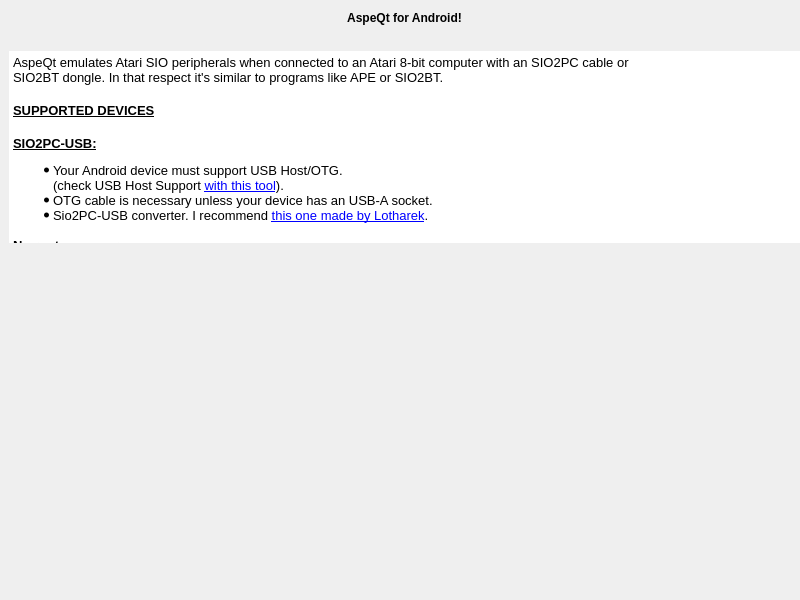
Old version of the form aboutdialog.ui in the repository greblus/aspeqt.
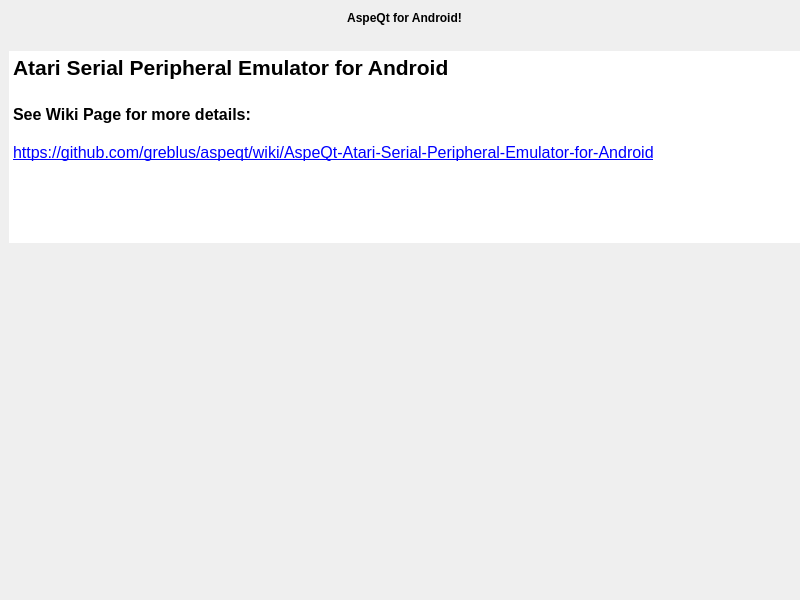
New version of the form.

Commit message: Options, cassettedialog and xex autoboot layouts should resize on rotate now.

The edit to the form file:
```diff
--- a/aboutdialog.ui
+++ b/aboutdialog.ui
@@ -148,36 +148,12 @@
       <string>&lt;!DOCTYPE HTML PUBLIC &quot;-//W3C//DTD HTML 4.0//EN&quot; &quot;http://www.w3.org/TR/REC-html40/strict.dtd&quot;&gt;
 &lt;html&gt;&lt;head&gt;&lt;meta name=&quot;qrichtext&quot; content=&quot;1&quot; /&gt;&lt;style type=&quot;text/css&quot;&gt;
 p, li { white-space: pre-wrap; }
-&lt;/style&gt;&lt;/head&gt;&lt;body style=&quot; font-family:'MS Shell Dlg 2'; font-size:8.25pt; font-weight:400; font-style:normal;&quot;&gt;
-&lt;p style=&quot; margin-top:18px; margin-bottom:12px; margin-left:0px; margin-right:0px; -qt-block-indent:0; text-indent:0px;&quot;&gt;&lt;span style=&quot; font-size:10pt;&quot;&gt;AspeQt emulates Atari SIO peripherals when connected to an Atari 8-bit computer with an SIO2PC cable or&lt;br /&gt;SIO2BT dongle. In that respect it's similar to programs like APE or SIO2BT. &lt;/span&gt;&lt;/p&gt;
-&lt;p style=&quot; margin-top:18px; margin-bottom:12px; margin-left:0px; margin-right:0px; -qt-block-indent:0; text-indent:0px;&quot;&gt;&lt;span style=&quot; font-size:10pt; font-weight:600; text-decoration: underline;&quot;&gt;SUPPORTED DEVICES&lt;/span&gt;&lt;/p&gt;
-&lt;p style=&quot; margin-top:18px; margin-bottom:12px; margin-left:0px; margin-right:0px; -qt-block-indent:0; text-indent:0px;&quot;&gt;&lt;span style=&quot; font-size:10pt; font-weight:600; text-decoration: underline;&quot;&gt;SIO2PC-USB:&lt;/span&gt;&lt;/p&gt;
-&lt;ul style=&quot;margin-top: 0px; margin-bottom: 0px; margin-left: 0px; margin-right: 0px; -qt-list-indent: 1;&quot;&gt;&lt;li style=&quot; font-size:10pt;&quot; style=&quot; margin-top:0px; margin-bottom:0px; margin-left:0px; margin-right:0px; -qt-block-indent:0; text-indent:0px;&quot;&gt;Your Android device must support USB Host/OTG.&lt;br /&gt;(check USB Host Support &lt;a href=&quot;https://play.google.com/store/apps/details?id=eu.chainfire.usbhostdiagnostics&quot;&gt;&lt;span style=&quot; text-decoration: underline; color:#0000ff;&quot;&gt;with this tool&lt;/span&gt;&lt;/a&gt;).&lt;/li&gt;&lt;/ul&gt;
-&lt;ul style=&quot;margin-top: 0px; margin-bottom: 0px; margin-left: 0px; margin-right: 0px; -qt-list-indent: 1;&quot;&gt;&lt;li style=&quot; font-size:10pt;&quot; style=&quot; margin-top:0px; margin-bottom:0px; margin-left:0px; margin-right:0px; -qt-block-indent:0; text-indent:0px;&quot;&gt;OTG cable is necessary unless your device has an USB-A socket.&lt;/li&gt;&lt;/ul&gt;
-&lt;ul style=&quot;margin-top: 0px; margin-bottom: 0px; margin-left: 0px; margin-right: 0px; -qt-list-indent: 1;&quot;&gt;&lt;li style=&quot; font-size:10pt;&quot; style=&quot; margin-top:0px; margin-bottom:0px; margin-left:0px; margin-right:0px; -qt-block-indent:0; text-indent:0px;&quot;&gt;Sio2PC-USB converter. I recommend &lt;a href=&quot;http://lotharek.pl/product.php?pid=98&quot;&gt;&lt;span style=&quot; text-decoration: underline; color:#0000ff;&quot;&gt;this one made by Lotharek&lt;/span&gt;&lt;/a&gt;. &lt;br /&gt;&lt;/li&gt;&lt;/ul&gt;
-&lt;p style=&quot; margin-top:0px; margin-bottom:0px; margin-left:0px; margin-right:0px; -qt-block-indent:0; text-indent:0px;&quot;&gt;&lt;span style=&quot; font-size:10pt; font-weight:600;&quot;&gt;No root necessary&lt;/span&gt;&lt;span style=&quot; font-size:10pt;&quot;&gt; &lt;/span&gt;&lt;/p&gt;
-&lt;p style=&quot; margin-top:0px; margin-bottom:0px; margin-left:0px; margin-right:0px; -qt-block-indent:0; text-indent:0px;&quot;&gt;&lt;span style=&quot; font-size:10pt; font-weight:600;&quot;&gt;No drivers necessary&lt;/span&gt;&lt;/p&gt;
-&lt;p style=&quot; margin-top:0px; margin-bottom:0px; margin-left:0px; margin-right:0px; -qt-block-indent:0; text-indent:0px;&quot;&gt;&lt;span style=&quot; font-size:10pt; font-weight:600;&quot;&gt;usb-serial-for-android java driver is in the package&lt;/span&gt;&lt;/p&gt;
-&lt;p style=&quot;-qt-paragraph-type:empty; margin-top:0px; margin-bottom:0px; margin-left:0px; margin-right:0px; -qt-block-indent:1; text-indent:0px; font-size:10pt;&quot;&gt;&lt;br /&gt;&lt;/p&gt;
-&lt;p style=&quot; margin-top:0px; margin-bottom:0px; margin-left:0px; margin-right:0px; -qt-block-indent:0; text-indent:0px;&quot;&gt;&lt;span style=&quot; font-size:10pt; font-weight:600; text-decoration: underline;&quot;&gt;SIO2BT:&lt;/span&gt;&lt;/p&gt;
-&lt;p style=&quot;-qt-paragraph-type:empty; margin-top:0px; margin-bottom:0px; margin-left:0px; margin-right:0px; -qt-block-indent:0; text-indent:0px; font-size:10pt; font-weight:600; text-decoration: underline;&quot;&gt;&lt;br /&gt;&lt;/p&gt;
-&lt;ul style=&quot;margin-top: 0px; margin-bottom: 0px; margin-left: 0px; margin-right: 0px; -qt-list-indent: 1;&quot;&gt;&lt;li style=&quot; font-size:10pt;&quot; style=&quot; margin-top:0px; margin-bottom:0px; margin-left:0px; margin-right:0px; -qt-block-indent:0; text-indent:0px;&quot;&gt;My favourite SIO2BT devices are available from &lt;a href=&quot;https://www.facebook.com/Sio2bt/&quot;&gt;&lt;span style=&quot; text-decoration: underline; color:#0000ff;&quot;&gt;Marcin &amp;quot;the Montezuma&amp;quot; Sochacki.&lt;/span&gt;&lt;/a&gt;&lt;/li&gt;&lt;/ul&gt;
-&lt;p style=&quot; margin-top:0px; margin-bottom:0px; margin-left:0px; margin-right:0px; -qt-block-indent:1; text-indent:0px;&quot;&gt;&lt;span style=&quot; font-size:10pt;&quot;&gt;You can build your own &lt;/span&gt;&lt;a href=&quot;http://atarionline.pl/cn/data/upimages/bluetooth_03.jpg&quot;&gt;&lt;span style=&quot; font-size:10pt; text-decoration: underline; color:#0000ff;&quot;&gt;following this simple diagram&lt;/span&gt;&lt;/a&gt;&lt;span style=&quot; font-size:10pt;&quot;&gt;.&lt;/span&gt;&lt;/p&gt;
-&lt;ul style=&quot;margin-top: 0px; margin-bottom: 0px; margin-left: 0px; margin-right: 0px; -qt-list-indent: 1;&quot;&gt;&lt;li style=&quot; font-size:10pt;&quot; style=&quot; margin-top:0px; margin-bottom:0px; margin-left:0px; margin-right:0px; -qt-block-indent:0; text-indent:0px;&quot;&gt;Perform pairing of your Android device with SIO2BT dongle.&lt;/li&gt;
-&lt;li style=&quot; font-size:10pt;&quot; style=&quot; margin-top:0px; margin-bottom:0px; margin-left:0px; margin-right:0px; -qt-block-indent:0; text-indent:0px;&quot;&gt;Specify the name of your BT module in the options window.&lt;/li&gt;
-&lt;li style=&quot; font-size:10pt;&quot; style=&quot; margin-top:0px; margin-bottom:0px; margin-left:0px; margin-right:0px; -qt-block-indent:0; text-indent:0px;&quot;&gt;Speed can be configured with &lt;a href=&quot;http://www.mr-atari.com/MyBIOS/BTCONFIG.XEX&quot;&gt;&lt;span style=&quot; text-decoration: underline; color:#0000ff;&quot;&gt;BTCONFIG.XEX&lt;/span&gt;&lt;/a&gt; by Mr Atari or &lt;a href=&quot;http://atariage.com/forums/index.php?app=core&amp;amp;module=attach&amp;amp;section=attach&amp;amp;attach_id=468608&quot;&gt;&lt;span style=&quot; text-decoration: underline; color:#0000ff;&quot;&gt;BTCFG&lt;/span&gt;&lt;/a&gt; by FJC.&lt;/li&gt;
-&lt;li style=&quot; font-size:10pt;&quot; style=&quot; margin-top:0px; margin-bottom:0px; margin-left:0px; margin-right:0px; -qt-block-indent:0; text-indent:0px;&quot;&gt;SIO2BT requires a special loader (xBIOSv4BT works on an unmodified Atari) or modified OS.&lt;/li&gt;
-&lt;li style=&quot; font-size:10pt;&quot; style=&quot; margin-top:0px; margin-bottom:0px; margin-left:0px; margin-right:0px; -qt-block-indent:0; text-indent:0px;&quot;&gt;&lt;a href=&quot;http://atari8.co.uk/firmware/&quot;&gt;&lt;span style=&quot; text-decoration: underline; color:#0000ff;&quot;&gt;U1MB with latest (September 2016) PBI BIOS&lt;/span&gt;&lt;/a&gt; supports higher baudrates, up to 56700 bps. &lt;/li&gt;&lt;/ul&gt;
-&lt;p align=&quot;center&quot; style=&quot;-qt-paragraph-type:empty; margin-top:0px; margin-bottom:0px; margin-left:0px; margin-right:0px; -qt-block-indent:0; text-indent:0px; font-size:10pt; font-weight:600; text-decoration: underline;&quot;&gt;&lt;br /&gt;&lt;/p&gt;
-&lt;p style=&quot; margin-top:0px; margin-bottom:0px; margin-left:0px; margin-right:0px; -qt-block-indent:0; text-indent:0px;&quot;&gt;&lt;a href=&quot;https://github.com/greblus/aspeqt/wiki/AspeQt-Atari-Serial-Peripheral-Emulator-for-Android&quot;&gt;&lt;span style=&quot; font-size:10pt; font-weight:600; text-decoration: underline; color:#0000ff;&quot;&gt;More details here.&lt;/span&gt;&lt;/a&gt;&lt;/p&gt;
-&lt;p style=&quot; margin-top:18px; margin-bottom:12px; margin-left:0px; margin-right:0px; -qt-block-indent:0; text-indent:0px;&quot;&gt;&lt;span style=&quot; font-size:10pt; font-weight:600;&quot;&gt;License (see license.txt file for more details)&lt;/span&gt;&lt;/p&gt;
-&lt;p style=&quot; margin-top:0px; margin-bottom:0px; margin-left:0px; margin-right:0px; -qt-block-indent:0; text-indent:0px;&quot;&gt;&lt;span style=&quot; font-size:10pt;&quot;&gt;Original code up to version 0.6.0 Copyright 2009 by Fatih Aygun.&lt;br /&gt;Updates since v0.6.0 Copyright 2012 by Ray Ataergin.&lt;br /&gt;Android port of aspeqt-1.0.0.Preview_6 by Wiktor Grebla.&lt;br /&gt;You can freely copy, use, modify and distribute it under the GPL 2.0 license.&lt;br /&gt;Please see license.txt for details. &lt;br /&gt;Qt libraries: Copyright by The Qt Company. &lt;br /&gt;usb-serial-for-Android with support for FTDI chips is based &lt;/span&gt;&lt;a href=&quot;https://github.com/mik3y/usb-serial-for-android&quot;&gt;&lt;span style=&quot; font-size:10pt; text-decoration: underline; color:#0000ff;&quot;&gt;on this project&lt;/span&gt;&lt;/a&gt;&lt;span style=&quot; font-size:10pt;&quot;&gt;. &lt;br /&gt;&lt;/span&gt;&lt;a href=&quot;http://tango.freedesktop.org/Tango_Icon_Library&quot;&gt;&lt;span style=&quot; font-size:10pt; text-decoration: underline; color:#0000ff;&quot;&gt;Tango Icons&lt;/span&gt;&lt;/a&gt;&lt;span style=&quot; font-size:10pt;&quot;&gt;. &lt;br /&gt;High speed code used in the EXE loader was written by &lt;/span&gt;&lt;a href=&quot;hias@horus.com&quot;&gt;&lt;span style=&quot; font-size:10pt; text-decoration: underline; color:#0000ff;&quot;&gt;Matthias Reichl&lt;/span&gt;&lt;/a&gt;&lt;span style=&quot; font-size:10pt;&quot;&gt;. &lt;br /&gt;&lt;/span&gt;&lt;a href=&quot;http://www.scorchworks.com/Blog/simple-file-dialog-for-android-applications/&quot;&gt;&lt;span style=&quot; font-size:10pt; text-decoration: underline; color:#0000ff;&quot;&gt;Simple Filedialog for Android.&lt;/span&gt;&lt;/a&gt;&lt;span style=&quot; font-size:10pt;&quot;&gt; &lt;br /&gt;&lt;/span&gt;&lt;a href=&quot;https://dribbble.com/shots/147212-Tape-Cassette-Rotating&quot;&gt;&lt;span style=&quot; font-size:10pt; text-decoration: underline; color:#0000ff;&quot;&gt;Animated cassette tape&lt;/span&gt;&lt;/a&gt;&lt;span style=&quot; font-size:10pt;&quot;&gt; by Michael Bozgounov.&lt;/span&gt;&lt;/p&gt;
-&lt;p style=&quot; margin-top:0px; margin-bottom:0px; margin-left:0px; margin-right:0px; -qt-block-indent:0; text-indent:0px;&quot;&gt;&lt;span style=&quot; font-size:10pt;&quot;&gt;PCLINK by &lt;/span&gt;&lt;a href=&quot;https://github.com/TheMontezuma/RespeQt&quot;&gt;&lt;span style=&quot; font-size:10pt; text-decoration: underline; color:#0000ff;&quot;&gt;TheMontezuma&lt;/span&gt;&lt;/a&gt;&lt;span style=&quot; font-size:10pt;&quot;&gt;.&lt;/span&gt;&lt;/p&gt;
-&lt;p style=&quot; margin-top:18px; margin-bottom:12px; margin-left:0px; margin-right:0px; -qt-block-indent:0; text-indent:0px;&quot;&gt;&lt;span style=&quot; font-size:10pt; font-weight:600;&quot;&gt;Questions about this Android port? Drop me an e-mail ;)&lt;/span&gt;&lt;/p&gt;
-&lt;p style=&quot; margin-top:0px; margin-bottom:0px; margin-left:0px; margin-right:0px; -qt-block-indent:0; text-indent:0px;&quot;&gt;&lt;span style=&quot; font-size:10pt;&quot;&gt;Wiktor Grebla: &lt;/span&gt;&lt;a href=&quot;mailto:greblus@gmail.com&quot;&gt;&lt;span style=&quot; font-size:10pt; text-decoration: underline; color:#0000ff;&quot;&gt;greblus@gmail.com&lt;/span&gt;&lt;/a&gt;&lt;span style=&quot; font-size:10pt;&quot;&gt; &lt;/span&gt;&lt;/p&gt;
-&lt;p style=&quot; margin-top:18px; margin-bottom:12px; margin-left:0px; margin-right:0px; -qt-block-indent:0; text-indent:0px;&quot;&gt;&lt;span style=&quot; font-size:10pt; font-weight:600;&quot;&gt;SIO2PC-USB adapters: &lt;/span&gt;&lt;a href=&quot;www.lotharek.pl&quot;&gt;&lt;span style=&quot; font-size:10pt; text-decoration: underline; color:#0000ff;&quot;&gt;www.lotharek.pl&lt;/span&gt;&lt;/a&gt;&lt;span style=&quot; font-size:10pt;&quot;&gt; or: &lt;/span&gt;&lt;a href=&quot;http://www.atari8warez.com/&quot;&gt;&lt;span style=&quot; font-size:10pt; text-decoration: underline; color:#0000ff;&quot;&gt;http://www.atari8warez.com/&lt;/span&gt;&lt;/a&gt;&lt;span style=&quot; font-size:10pt;&quot;&gt; &lt;br /&gt;&lt;/span&gt;&lt;span style=&quot; font-size:10pt; font-weight:600;&quot;&gt;SIO2BT: &lt;/span&gt;&lt;a href=&quot;http://atariage.com/forums/topic/241984-sio2bt-ordering-thread/page-3?hl=%2Bsio2bt#entry3596654&quot;&gt;&lt;span style=&quot; font-size:10pt; text-decoration: underline; color:#0000ff;&quot;&gt;ordering thread on AtariAge&lt;/span&gt;&lt;/a&gt;&lt;span style=&quot; font-size:10pt; font-weight:600;&quot;&gt;.&lt;/span&gt;&lt;/p&gt;
-&lt;p style=&quot;-qt-paragraph-type:empty; margin-top:18px; margin-bottom:12px; margin-left:0px; margin-right:0px; -qt-block-indent:0; text-indent:0px; font-size:12pt; font-weight:600;&quot;&gt;&lt;br /&gt;&lt;/p&gt;
-&lt;p style=&quot;-qt-paragraph-type:empty; margin-top:18px; margin-bottom:12px; margin-left:0px; margin-right:0px; -qt-block-indent:0; text-indent:0px; font-size:12pt; font-weight:600;&quot;&gt;&lt;br /&gt;&lt;/p&gt;&lt;/body&gt;&lt;/html&gt;</string>
+&lt;/style&gt;&lt;/head&gt;&lt;body style=&quot; font-family:'Sans Serif'; font-size:9pt; font-weight:400; font-style:normal;&quot;&gt;
+&lt;p style=&quot; margin-top:0px; margin-bottom:0px; margin-left:0px; margin-right:0px; -qt-block-indent:0; text-indent:0px;&quot;&gt;&lt;span style=&quot; font-size:16pt; font-weight:600;&quot;&gt;Atari Serial Peripheral Emulator for Android&lt;/span&gt;&lt;/p&gt;
+&lt;p style=&quot;-qt-paragraph-type:empty; margin-top:0px; margin-bottom:0px; margin-left:0px; margin-right:0px; -qt-block-indent:0; text-indent:0px; font-size:16pt; font-weight:600;&quot;&gt;&lt;br /&gt;&lt;/p&gt;
+&lt;p style=&quot; margin-top:0px; margin-bottom:0px; margin-left:0px; margin-right:0px; -qt-block-indent:0; text-indent:0px;&quot;&gt;&lt;span style=&quot; font-size:12pt; font-weight:600;&quot;&gt;See Wiki Page for more details:&lt;/span&gt;&lt;/p&gt;
+&lt;p style=&quot;-qt-paragraph-type:empty; margin-top:0px; margin-bottom:0px; margin-left:0px; margin-right:0px; -qt-block-indent:0; text-indent:0px; font-size:12pt; font-weight:600;&quot;&gt;&lt;br /&gt;&lt;/p&gt;
+&lt;p style=&quot; margin-top:0px; margin-bottom:0px; margin-left:0px; margin-right:0px; -qt-block-indent:0; text-indent:0px;&quot;&gt;&lt;a href=&quot;https://github.com/greblus/aspeqt/wiki/AspeQt-Atari-Serial-Peripheral-Emulator-for-Android&quot;&gt;&lt;span style=&quot; font-size:12pt; text-decoration: underline; color:#0000ff;&quot;&gt;https://github.com/greblus/aspeqt/wiki/AspeQt-Atari-Serial-Peripheral-Emulator-for-Android&lt;/span&gt;&lt;/a&gt;&lt;/p&gt;&lt;/body&gt;&lt;/html&gt;</string>
      </property>
      <property name="textInteractionFlags">
       <set>Qt::LinksAccessibleByKeyboard|Qt::LinksAccessibleByMouse</set>
```
Left out of the diff: 2 changed lines with no effect on the pictures. The commit also changes 13 other files.
